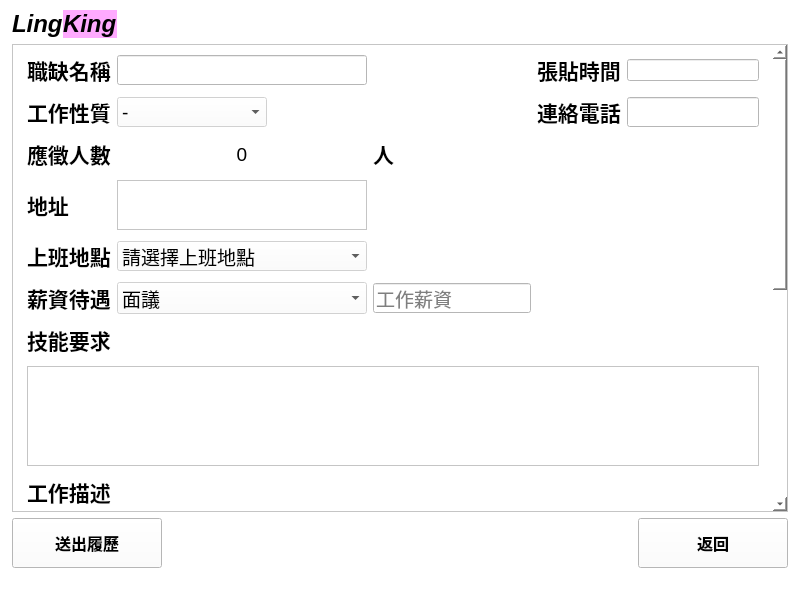
This is UI/user_look_requirement.ui in smilesmilehero/Advanced_Python_final_project_resume_system as Qt 5 draws it before an edit. The edited form follows.
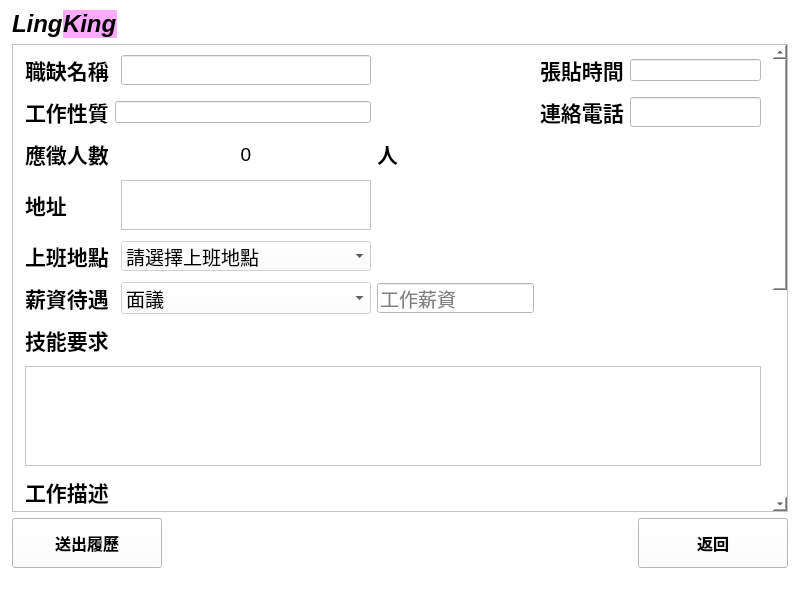
This is the edited form.

Commit message: update db column name, applicants

Diff of the .ui file:
```diff
--- a/UI/user_look_requirement.ui
+++ b/UI/user_look_requirement.ui
@@ -217,7 +217,7 @@
             <property name="verticalSpacing">
              <number>10</number>
             </property>
-            <item row="6" column="3">
+            <item row="6" column="4">
              <widget class="QLineEdit" name="salary_input">
               <property name="enabled">
                <bool>false</bool>
@@ -551,7 +551,7 @@
               </property>
              </widget>
             </item>
-            <item row="6" column="2">
+            <item row="6" column="3">
              <widget class="QComboBox" name="salary_type_comboBox">
               <property name="enabled">
                <bool>false</bool>
@@ -958,7 +958,7 @@
               </property>
              </widget>
             </item>
-            <item row="1" column="5">
+            <item row="1" column="6">
              <widget class="QLineEdit" name="telephone_input">
               <property name="enabled">
                <bool>false</bool>
@@ -1303,7 +1303,7 @@
               </property>
              </widget>
             </item>
-            <item row="10" column="1" colspan="5">
+            <item row="10" column="1" colspan="6">
              <widget class="QPlainTextEdit" name="profile_input">
               <property name="enabled">
                <bool>false</bool>
@@ -1634,7 +1634,7 @@
               </property>
              </widget>
             </item>
-            <item row="4" column="2" colspan="2">
+            <item row="4" column="3" colspan="2">
              <widget class="QPlainTextEdit" name="address_input">
               <property name="enabled">
                <bool>false</bool>
@@ -1965,368 +1965,6 @@
               </property>
              </widget>
             </item>
-            <item row="1" column="2">
-             <widget class="QComboBox" name="type_comboBox">
-              <property name="enabled">
-               <bool>false</bool>
-              </property>
-              <property name="sizePolicy">
-               <sizepolicy hsizetype="Maximum" vsizetype="Maximum">
-                <horstretch>0</horstretch>
-                <verstretch>0</verstretch>
-               </sizepolicy>
-              </property>
-              <property name="minimumSize">
-               <size>
-                <width>0</width>
-                <height>30</height>
-               </size>
-              </property>
-              <property name="maximumSize">
-               <size>
-                <width>150</width>
-                <height>30</height>
-               </size>
-              </property>
-              <property name="palette">
-               <palette>
-                <active>
-                 <colorrole role="WindowText">
-                  <brush brushstyle="SolidPattern">
-                   <color alpha="255">
-                    <red>0</red>
-                    <green>0</green>
-                    <blue>0</blue>
-                   </color>
-                  </brush>
-                 </colorrole>
-                 <colorrole role="Button">
-                  <brush brushstyle="SolidPattern">
-                   <color alpha="255">
-                    <red>255</red>
-                    <green>255</green>
-                    <blue>255</blue>
-                   </color>
-                  </brush>
-                 </colorrole>
-                 <colorrole role="Midlight">
-                  <brush brushstyle="SolidPattern">
-                   <color alpha="255">
-                    <red>0</red>
-                    <green>0</green>
-                    <blue>0</blue>
-                   </color>
-                  </brush>
-                 </colorrole>
-                 <colorrole role="Dark">
-                  <brush brushstyle="SolidPattern">
-                   <color alpha="255">
-                    <red>0</red>
-                    <green>0</green>
-                    <blue>0</blue>
-                   </color>
-                  </brush>
-                 </colorrole>
-                 <colorrole role="Mid">
-                  <brush brushstyle="SolidPattern">
-                   <color alpha="255">
-                    <red>0</red>
-                    <green>0</green>
-                    <blue>0</blue>
-                   </color>
-                  </brush>
-                 </colorrole>
-                 <colorrole role="Text">
-                  <brush brushstyle="SolidPattern">
-                   <color alpha="255">
-                    <red>0</red>
-                    <green>0</green>
-                    <blue>0</blue>
-                   </color>
-                  </brush>
-                 </colorrole>
-                 <colorrole role="ButtonText">
-                  <brush brushstyle="SolidPattern">
-                   <color alpha="255">
-                    <red>0</red>
-                    <green>0</green>
-                    <blue>0</blue>
-                   </color>
-                  </brush>
-                 </colorrole>
-                 <colorrole role="Base">
-                  <brush brushstyle="SolidPattern">
-                   <color alpha="255">
-                    <red>255</red>
-                    <green>255</green>
-                    <blue>255</blue>
-                   </color>
-                  </brush>
-                 </colorrole>
-                 <colorrole role="Window">
-                  <brush brushstyle="SolidPattern">
-                   <color alpha="255">
-                    <red>255</red>
-                    <green>255</green>
-                    <blue>255</blue>
-                   </color>
-                  </brush>
-                 </colorrole>
-                 <colorrole role="Shadow">
-                  <brush brushstyle="SolidPattern">
-                   <color alpha="255">
-                    <red>0</red>
-                    <green>0</green>
-                    <blue>0</blue>
-                   </color>
-                  </brush>
-                 </colorrole>
-                 <colorrole role="AlternateBase">
-                  <brush brushstyle="SolidPattern">
-                   <color alpha="255">
-                    <red>0</red>
-                    <green>0</green>
-                    <blue>0</blue>
-                   </color>
-                  </brush>
-                 </colorrole>
-                </active>
-                <inactive>
-                 <colorrole role="WindowText">
-                  <brush brushstyle="SolidPattern">
-                   <color alpha="255">
-                    <red>0</red>
-                    <green>0</green>
-                    <blue>0</blue>
-                   </color>
-                  </brush>
-                 </colorrole>
-                 <colorrole role="Button">
-                  <brush brushstyle="SolidPattern">
-                   <color alpha="255">
-                    <red>255</red>
-                    <green>255</green>
-                    <blue>255</blue>
-                   </color>
-                  </brush>
-                 </colorrole>
-                 <colorrole role="Midlight">
-                  <brush brushstyle="SolidPattern">
-                   <color alpha="255">
-                    <red>0</red>
-                    <green>0</green>
-                    <blue>0</blue>
-                   </color>
-                  </brush>
-                 </colorrole>
-                 <colorrole role="Dark">
-                  <brush brushstyle="SolidPattern">
-                   <color alpha="255">
-                    <red>0</red>
-                    <green>0</green>
-                    <blue>0</blue>
-                   </color>
-                  </brush>
-                 </colorrole>
-                 <colorrole role="Mid">
-                  <brush brushstyle="SolidPattern">
-                   <color alpha="255">
-                    <red>0</red>
-                    <green>0</green>
-                    <blue>0</blue>
-                   </color>
-                  </brush>
-                 </colorrole>
-                 <colorrole role="Text">
-                  <brush brushstyle="SolidPattern">
-                   <color alpha="255">
-                    <red>0</red>
-                    <green>0</green>
-                    <blue>0</blue>
-                   </color>
-                  </brush>
-                 </colorrole>
-                 <colorrole role="ButtonText">
-                  <brush brushstyle="SolidPattern">
-                   <color alpha="255">
-                    <red>0</red>
-                    <green>0</green>
-                    <blue>0</blue>
-                   </color>
-                  </brush>
-                 </colorrole>
-                 <colorrole role="Base">
-                  <brush brushstyle="SolidPattern">
-                   <color alpha="255">
-                    <red>255</red>
-                    <green>255</green>
-                    <blue>255</blue>
-                   </color>
-                  </brush>
-                 </colorrole>
-                 <colorrole role="Window">
-                  <brush brushstyle="SolidPattern">
-                   <color alpha="255">
-                    <red>255</red>
-                    <green>255</green>
-                    <blue>255</blue>
-                   </color>
-                  </brush>
-                 </colorrole>
-                 <colorrole role="Shadow">
-                  <brush brushstyle="SolidPattern">
-                   <color alpha="255">
-                    <red>0</red>
-                    <green>0</green>
-                    <blue>0</blue>
-                   </color>
-                  </brush>
-                 </colorrole>
-                 <colorrole role="AlternateBase">
-                  <brush brushstyle="SolidPattern">
-                   <color alpha="255">
-                    <red>0</red>
-                    <green>0</green>
-                    <blue>0</blue>
-                   </color>
-                  </brush>
-                 </colorrole>
-                </inactive>
-                <disabled>
-                 <colorrole role="WindowText">
-                  <brush brushstyle="SolidPattern">
-                   <color alpha="255">
-                    <red>0</red>
-                    <green>0</green>
-                    <blue>0</blue>
-                   </color>
-                  </brush>
-                 </colorrole>
-                 <colorrole role="Button">
-                  <brush brushstyle="SolidPattern">
-                   <color alpha="255">
-                    <red>255</red>
-                    <green>255</green>
-                    <blue>255</blue>
-                   </color>
-                  </brush>
-                 </colorrole>
-                 <colorrole role="Midlight">
-                  <brush brushstyle="SolidPattern">
-                   <color alpha="255">
-                    <red>0</red>
-                    <green>0</green>
-                    <blue>0</blue>
-                   </color>
-                  </brush>
-                 </colorrole>
-                 <colorrole role="Dark">
-                  <brush brushstyle="SolidPattern">
-                   <color alpha="255">
-                    <red>0</red>
-                    <green>0</green>
-                    <blue>0</blue>
-                   </color>
-                  </brush>
-                 </colorrole>
-                 <colorrole role="Mid">
-                  <brush brushstyle="SolidPattern">
-                   <color alpha="255">
-                    <red>0</red>
-                    <green>0</green>
-                    <blue>0</blue>
-                   </color>
-                  </brush>
-                 </colorrole>
-                 <colorrole role="Text">
-                  <brush brushstyle="SolidPattern">
-                   <color alpha="255">
-                    <red>0</red>
-                    <green>0</green>
-                    <blue>0</blue>
-                   </color>
-                  </brush>
-                 </colorrole>
-                 <colorrole role="ButtonText">
-                  <brush brushstyle="SolidPattern">
-                   <color alpha="255">
-                    <red>0</red>
-                    <green>0</green>
-                    <blue>0</blue>
-                   </color>
-                  </brush>
-                 </colorrole>
-                 <colorrole role="Base">
-                  <brush brushstyle="SolidPattern">
-                   <color alpha="255">
-                    <red>255</red>
-                    <green>255</green>
-                    <blue>255</blue>
-                   </color>
-                  </brush>
-                 </colorrole>
-                 <colorrole role="Window">
-                  <brush brushstyle="SolidPattern">
-                   <color alpha="255">
-                    <red>255</red>
-                    <green>255</green>
-                    <blue>255</blue>
-                   </color>
-                  </brush>
-                 </colorrole>
-                 <colorrole role="Shadow">
-                  <brush brushstyle="SolidPattern">
-                   <color alpha="255">
-                    <red>0</red>
-                    <green>0</green>
-                    <blue>0</blue>
-                   </color>
-                  </brush>
-                 </colorrole>
-                 <colorrole role="AlternateBase">
-                  <brush brushstyle="SolidPattern">
-                   <color alpha="255">
-                    <red>0</red>
-                    <green>0</green>
-                    <blue>0</blue>
-                   </color>
-                  </brush>
-                 </colorrole>
-                </disabled>
-               </palette>
-              </property>
-              <property name="font">
-               <font>
-                <pointsize>14</pointsize>
-               </font>
-              </property>
-              <item>
-               <property name="text">
-                <string>-</string>
-               </property>
-              </item>
-              <item>
-               <property name="text">
-                <string>全職</string>
-               </property>
-              </item>
-              <item>
-               <property name="text">
-                <string>兼職</string>
-               </property>
-              </item>
-              <item>
-               <property name="text">
-                <string>工讀</string>
-               </property>
-              </item>
-              <item>
-               <property name="text">
-                <string>研發替代役</string>
-               </property>
-              </item>
-             </widget>
-            </item>
             <item row="1" column="1">
              <widget class="QLabel" name="label_2">
               <property name="font">
@@ -2341,7 +1979,7 @@
               </property>
              </widget>
             </item>
-            <item row="0" column="2">
+            <item row="0" column="3">
              <widget class="QLineEdit" name="company_name_show">
               <property name="enabled">
                <bool>false</bool>
@@ -2709,7 +2347,7 @@
               </property>
              </widget>
             </item>
-            <item row="8" column="1" colspan="5">
+            <item row="8" column="1" colspan="6">
              <widget class="QPlainTextEdit" name="skill_require_input">
               <property name="enabled">
                <bool>false</bool>
@@ -3040,7 +2678,7 @@
               </property>
              </widget>
             </item>
-            <item row="9" column="1" colspan="2">
+            <item row="9" column="1" colspan="3">
              <widget class="QLabel" name="label_12">
               <property name="font">
                <font>
@@ -3054,7 +2692,7 @@
               </property>
              </widget>
             </item>
-            <item row="0" column="4">
+            <item row="0" column="5">
              <widget class="QLabel" name="label_11">
               <property name="font">
                <font>
@@ -3068,7 +2706,7 @@
               </property>
              </widget>
             </item>
-            <item row="5" column="2">
+            <item row="5" column="3">
              <widget class="QComboBox" name="place_comboBox">
               <property name="enabled">
                <bool>false</bool>
@@ -3536,7 +3174,7 @@
               </property>
              </widget>
             </item>
-            <item row="3" column="2">
+            <item row="3" column="3">
              <widget class="QLabel" name="applicant_show">
               <property name="sizePolicy">
                <sizepolicy hsizetype="Maximum" vsizetype="Maximum">
@@ -3876,7 +3514,7 @@
               </property>
              </widget>
             </item>
-            <item row="3" column="3">
+            <item row="3" column="4">
              <widget class="QLabel" name="label_10">
               <property name="font">
                <font>
@@ -3890,7 +3528,7 @@
               </property>
              </widget>
             </item>
-            <item row="1" column="4">
+            <item row="1" column="5">
              <widget class="QLabel" name="label_7">
               <property name="font">
                <font>
@@ -3904,8 +3542,19 @@
               </property>
              </widget>
             </item>
-            <item row="0" column="5">
-             <widget class="QLineEdit" name="dateEdit_2"/>
+            <item row="0" column="6">
+             <widget class="QLineEdit" name="dateEdit_2">
+              <property name="enabled">
+               <bool>false</bool>
+              </property>
+             </widget>
+            </item>
+            <item row="1" column="2" colspan="2">
+             <widget class="QLineEdit" name="type_comboBox">
+              <property name="enabled">
+               <bool>false</bool>
+              </property>
+             </widget>
             </item>
            </layout>
           </item>
```
The commit also changes 7 other files.
